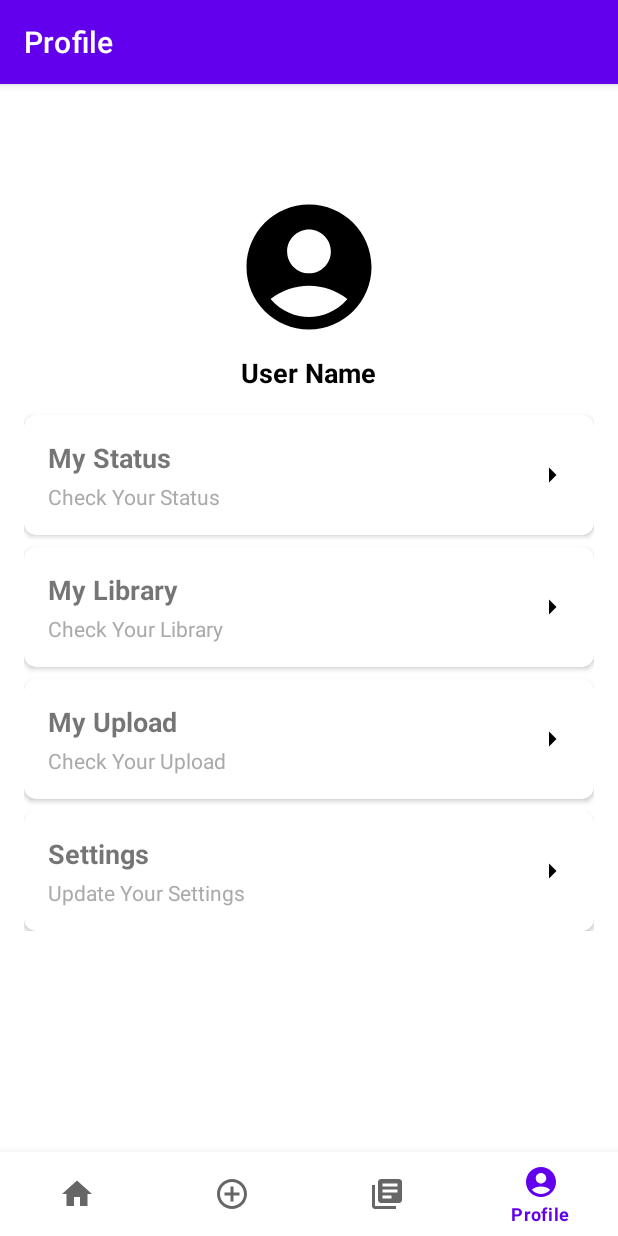
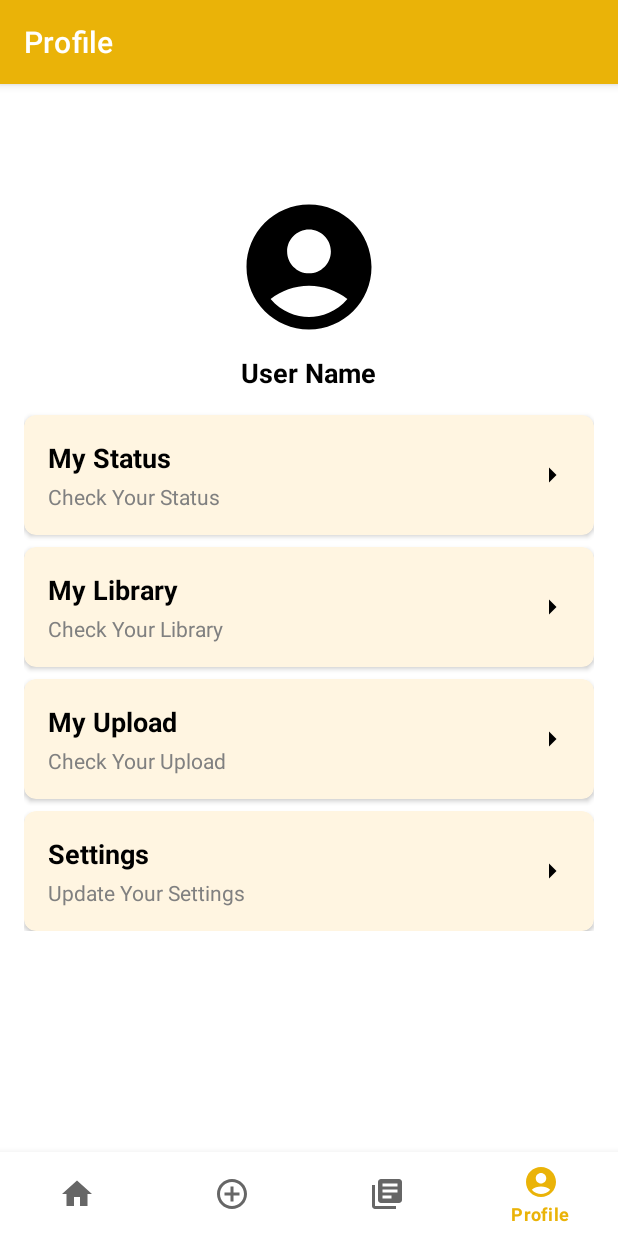
Before and after one commit to FaishalFaruq02/CapstoneProject, an Android app: the ProfileFragment screen opened through its navigation route, on a phone screen of 412 x 824 dp. Run offline under Robolectric (Android 15) with nearby library versions, the phone set to English and light mode, and no system bars; our stand-ins replace CircleImageView, navigation-ui; pictures from the network do not load.

Commit message:
update color dark mode and light mode

```diff
--- a/app/src/main/res/layout/activity_my_upload.xml
+++ b/app/src/main/res/layout/activity_my_upload.xml
@@ -48,6 +48,8 @@
         app:layout_constraintStart_toStartOf="parent"
         app:layout_constraintEnd_toEndOf="parent"
         app:layout_constraintBottom_toBottomOf="parent"
+        android:backgroundTint="?attr/colorPrimary"
+        android:textColor="?attr/colorOnPrimary"
         android:enabled="false" />
 
 </androidx.constraintlayout.widget.ConstraintLayout>
--- a/app/src/main/res/layout/fragment_profile.xml
+++ b/app/src/main/res/layout/fragment_profile.xml
@@ -47,7 +47,8 @@
             android:layout_height="wrap_content"
             android:layout_marginBottom="8dp"
             android:elevation="4dp"
-            app:cardCornerRadius="8dp">
+            app:cardCornerRadius="8dp"
+            app:cardBackgroundColor="?attr/colorBackground">
 
             <RelativeLayout
                 android:layout_width="match_parent"
@@ -60,7 +61,8 @@
                     android:layout_height="wrap_content"
                     android:text="@string/My_Status"
                     android:textSize="18sp"
-                    android:textStyle="bold" />
+                    android:textStyle="bold"
+                    android:textColor="?attr/colorOnBackground"/>
 
                 <TextView
                     android:id="@+id/subtitle_my_status"
@@ -69,7 +71,7 @@
                     android:layout_below="@id/title_my_status"
                     android:layout_marginTop="4dp"
                     android:text="@string/View_Status"
-                    android:textColor="@android:color/darker_gray"
+                    android:textColor="@color/grey"
                     android:textSize="14sp" />
 
                 <ImageView
@@ -89,7 +91,8 @@
             android:layout_height="wrap_content"
             android:layout_marginBottom="8dp"
             android:elevation="4dp"
-            app:cardCornerRadius="8dp">
+            app:cardCornerRadius="8dp"
+            app:cardBackgroundColor="?attr/colorBackground">
 
             <RelativeLayout
                 android:layout_width="match_parent"
@@ -102,7 +105,8 @@
                     android:layout_height="wrap_content"
                     android:text="@string/My_Library"
                     android:textSize="18sp"
-                    android:textStyle="bold" />
+                    android:textStyle="bold"
+                    android:textColor="?attr/colorOnBackground"/>
 
                 <TextView
                     android:id="@+id/subtitle_my_library"
@@ -111,7 +115,7 @@
                     android:layout_below="@id/title_my_library"
                     android:layout_marginTop="4dp"
                     android:text="@string/View_Library"
-                    android:textColor="@android:color/darker_gray"
+                    android:textColor="@color/grey"
                     android:textSize="14sp" />
 
                 <ImageView
@@ -131,7 +135,8 @@
             android:layout_height="wrap_content"
             android:layout_marginBottom="8dp"
             android:elevation="4dp"
-            app:cardCornerRadius="8dp">
+            app:cardCornerRadius="8dp"
+            app:cardBackgroundColor="?attr/colorBackground">
 
             <RelativeLayout
                 android:layout_width="match_parent"
@@ -144,7 +149,8 @@
                     android:layout_height="wrap_content"
                     android:text="@string/My_Upload"
                     android:textSize="18sp"
-                    android:textStyle="bold" />
+                    android:textStyle="bold"
+                    android:textColor="?attr/colorOnBackground"/>
 
                 <TextView
                     android:id="@+id/subtitle_my_upload"
@@ -153,7 +159,7 @@
                     android:layout_below="@id/title_my_upload"
                     android:layout_marginTop="4dp"
                     android:text="@string/Upload_Book"
-                    android:textColor="@android:color/darker_gray"
+                    android:textColor="@color/grey"
                     android:textSize="14sp" />
 
                 <ImageView
@@ -172,7 +178,8 @@
             android:layout_width="match_parent"
             android:layout_height="wrap_content"
             android:elevation="4dp"
-            app:cardCornerRadius="8dp">
+            app:cardCornerRadius="8dp"
+            app:cardBackgroundColor="?attr/colorBackground">
 
             <RelativeLayout
                 android:layout_width="match_parent"
@@ -185,7 +192,8 @@
                     android:layout_height="wrap_content"
                     android:text="@string/Settings"
                     android:textSize="18sp"
-                    android:textStyle="bold" />
+                    android:textStyle="bold"
+                    android:textColor="?attr/colorOnBackground"/>
 
                 <TextView
                     android:id="@+id/subtitle_setting"
@@ -194,7 +202,7 @@
                     android:layout_below="@id/title_setting"
                     android:layout_marginTop="4dp"
                     android:text="@string/Update_Settings"
-                    android:textColor="@android:color/darker_gray"
+                    android:textColor="@color/grey"
                     android:textSize="14sp" />
 
                 <ImageView
--- a/app/src/main/res/values-night/themes.xml
+++ b/app/src/main/res/values-night/themes.xml
@@ -1,16 +1,19 @@
 <resources xmlns:tools="http://schemas.android.com/tools">
     <!-- Base application theme. -->
     <style name="Theme.CapstoneProject" parent="Theme.MaterialComponents.DayNight.DarkActionBar">
-        <!-- Primary brand color. -->
-        <item name="colorPrimary">@color/purple_200</item>
-        <item name="colorPrimaryVariant">@color/purple_700</item>
-        <item name="colorOnPrimary">@color/black</item>
-        <!-- Secondary brand color. -->
-        <item name="colorSecondary">@color/teal_200</item>
-        <item name="colorSecondaryVariant">@color/teal_200</item>
-        <item name="colorOnSecondary">@color/black</item>
-        <!-- Status bar color. -->
-        <item name="android:statusBarColor">?attr/colorPrimaryVariant</item>
-        <!-- Customize your theme here. -->
+        <!-- Primary Colors -->
+        <item name="colorPrimary">@color/dark_primary</item>
+        <item name="colorOnPrimary">@color/dark_text</item>
+
+        <!-- Background Colors -->
+        <item name="colorBackground">@color/dark_background</item>
+        <item name="colorOnBackground">@color/dark_text</item>
+
+        <!-- Secondary Colors -->
+        <item name="colorSecondary">@color/dark_primary</item>
+        <item name="colorOnSecondary">@color/dark_text</item>
+
+        <!-- Status Bar -->
+        <item name="android:statusBarColor">@color/dark_primary</item>
     </style>
 </resources>
--- /dev/null
+++ b/app/src/main/res/values/attrs.xml
@@ -0,0 +1,6 @@
+<?xml version="1.0" encoding="utf-8"?>
+<resources>
+    <declare-styleable name="CustomTheme">
+        <attr name="colorBackground" format="color" />
+    </declare-styleable>
+</resources>
--- a/app/src/main/res/values/colors.xml
+++ b/app/src/main/res/values/colors.xml
@@ -11,4 +11,13 @@
     <color name="primary">#1C161E</color>
     <color name="primary_disable">#302933</color>
     <color name="grey">#808080</color>
+
+    <color name="light_background">#FFF5E1</color>
+    <color name="light_primary">#EAB308</color>
+    <color name="light_text">#000000</color>
+
+    <color name="dark_background">#1F1B24</color>
+    <color name="dark_primary">#1C161E</color>
+    <color name="dark_text">#FFFFFF</color>
+
 </resources>
--- a/app/src/main/res/values/strings.xml
+++ b/app/src/main/res/values/strings.xml
@@ -31,4 +31,5 @@
     <string name="Update_Settings">Update Your Settings</string>
     <string name="User_Name">User Name</string>
     <string name="dark_mode">Dark Mode</string>
+    <string name="arrow_icon">Arrow Icon</string>
 </resources>
--- a/app/src/main/res/values/themes.xml
+++ b/app/src/main/res/values/themes.xml
@@ -1,16 +1,19 @@
 <resources xmlns:tools="http://schemas.android.com/tools">
     <!-- Base application theme. -->
     <style name="Theme.CapstoneProject" parent="Theme.MaterialComponents.DayNight.DarkActionBar">
-        <!-- Primary brand color. -->
-        <item name="colorPrimary">@color/purple_500</item>
-        <item name="colorPrimaryVariant">@color/purple_700</item>
-        <item name="colorOnPrimary">@color/white</item>
-        <!-- Secondary brand color. -->
-        <item name="colorSecondary">@color/teal_200</item>
-        <item name="colorSecondaryVariant">@color/teal_700</item>
-        <item name="colorOnSecondary">@color/black</item>
-        <!-- Status bar color. -->
-        <item name="android:statusBarColor">?attr/colorPrimaryVariant</item>
-        <!-- Customize your theme here. -->
+        <!-- Primary Colors -->
+        <item name="colorPrimary">@color/light_primary</item>
+        <item name="colorOnPrimary">@color/light_text</item>
+
+        <!-- Background Colors -->
+        <item name="colorBackground">@color/light_background</item>
+        <item name="colorOnBackground">@color/light_text</item>
+
+        <!-- Secondary Colors -->
+        <item name="colorSecondary">@color/light_primary</item>
+        <item name="colorOnSecondary">@color/light_text</item>
+
+        <!-- Status Bar -->
+        <item name="android:statusBarColor">@color/light_primary</item>
     </style>
 </resources>
```
Also changed, not shown: app/src/main/res/layout/activity_my_upload_book.xml (+24 -12 lines), app/src/main/res/layout/fragment_upload.xml (+14 -8 lines).
